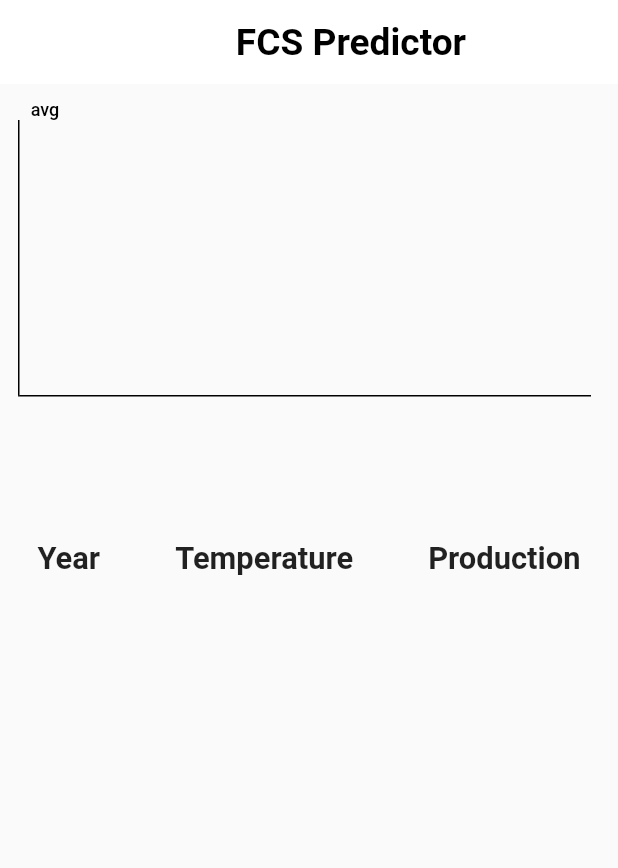
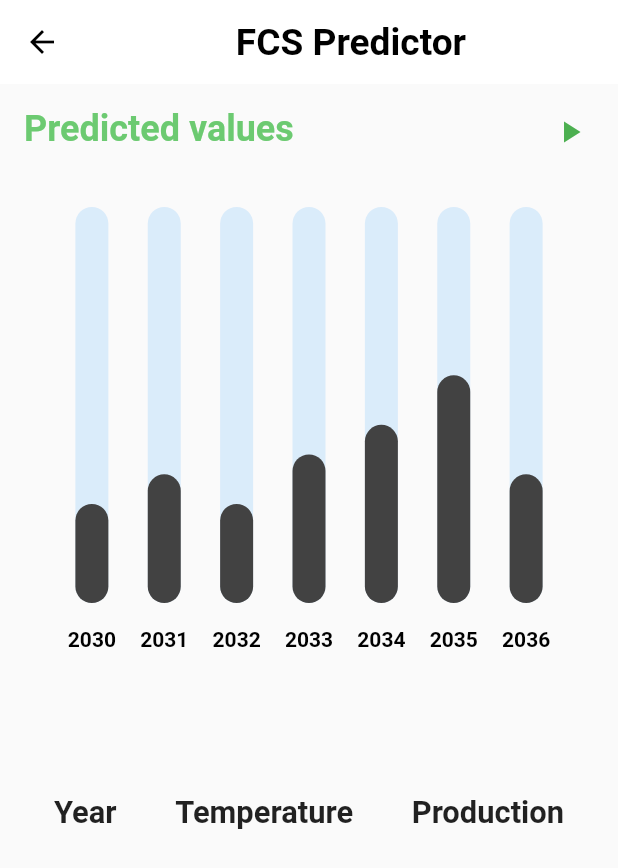
Before and after one commit to aprajain/FCS-Predictor, a Flutter app: the Results screen opened directly, on a phone screen of 412 x 824 dp. Shown: the top 868 px of the screen. Run offline on Flutter 3.47's test engine with Material 2 defaults, Android fonts, the light colour scheme and no system bars; drawn by our look-alikes of fl_chart; our stand-ins replace carousel_slider, flutter_spinkit.

Commit message:
bar chart added

```diff
--- a/lib/constants/units.dart
+++ b/lib/constants/units.dart
@@ -18,7 +18,7 @@ class Units {
   }
 
   static double content(context) {
-    return MediaQuery.of(context).size.height * 0.02;
+    return MediaQuery.of(context).size.height * 0.018;
   }
 
   static double regularText(context) {
--- a/lib/views/results.dart
+++ b/lib/views/results.dart
@@ -1,4 +1,5 @@
-import 'package:fcs_predictor/constants/customcolor.dart';
+import 'dart:async';
+import 'dart:math';
 import 'package:fcs_predictor/constants/variables.dart';
 import 'package:flutter/material.dart';
 import 'package:fl_chart/fl_chart.dart';
@@ -6,19 +7,29 @@ import 'package:fl_chart/fl_chart.dart';
 import '../constants/units.dart';
 
 class Results extends StatefulWidget {
-  const Results({Key? key}) : super(key: key);
+  Results({Key? key}) : super(key: key);
+  List<Color> get availableColors => const <Color>[
+        Colors.purple,
+        Colors.yellow,
+        Colors.blue,
+        Colors.green,
+        Colors.pink,
+      ];
+
+  final Color barBackgroundColor = Colors.blue.shade200.withOpacity(0.3);
+  final Color barColor = Colors.grey.shade800;
+  final Color touchedBarColor = Colors.green;
 
   @override
   State<Results> createState() => _ResultsState();
 }
 
 class _ResultsState extends State<Results> {
-  List<Color> gradientColors = [
-    Colors.green,
-    Colors.blue,
-  ];
+  final Duration animDuration = const Duration(milliseconds: 250);
 
-  bool showAvg = false;
+  int touchedIndex = -1;
+
+  bool isPlaying = false;
 
   int len = Variables.temp.length;
   List temp = Variables.temp;
@@ -44,7 +55,7 @@ class _ResultsState extends State<Results> {
                   style: TextStyle(fontSize: Units.regularText(context)),
                 ),
                 Text(
-                  prod[i].toString(),
+                  prod[i].toString().substring(0, 9),
                   style: TextStyle(fontSize: Units.regularText(context)),
                 ),
               ],
@@ -54,15 +65,10 @@ class _ResultsState extends State<Results> {
     );
   }
 
-  Widget data2() {
-    return Row(
-      children: [],
-    );
-  }
-
   @override
   Widget build(BuildContext context) {
     return Scaffold(
+      // /  backgroundColor: Colors.black,
       appBar: AppBar(
         title: Center(
           child: Text(
@@ -73,63 +79,68 @@ class _ResultsState extends State<Results> {
                 color: Colors.black),
           ),
         ),
+        iconTheme: IconThemeData(color: Colors.black),
       ),
       body: SingleChildScrollView(
         child: Column(
           children: [
-            Stack(
+            AspectRatio(
+              aspectRatio: 1,
+              child: Stack(
                 children: <Widget>[
-                AspectRatio(
-                  aspectRatio: 1.70,
+                  Padding(
+                    padding: const EdgeInsets.all(16),
+                    child: Column(
+                      crossAxisAlignment: CrossAxisAlignment.stretch,
+                      children: <Widget>[
+                        const Text(
+                          'Predicted values',
+                          style: TextStyle(
+                            color: Color.fromARGB(255, 108, 202, 113),
+                            fontSize: 24,
+                            fontWeight: FontWeight.bold,
+                          ),
+                        ),
+                        const SizedBox(
+                          height: 38,
+                        ),
+                        Expanded(
                           child: Padding(
-                    padding: const EdgeInsets.only(
-                      right: 18,
-                      left: 12,
-                      top: 24,
-                      bottom: 12,
-                    ),
-                    // child: LineChart(showAvg ? avgData() : mainData()),
+                            padding: const EdgeInsets.symmetric(horizontal: 8),
                             child: BarChart(
-                      BarChartData(
-                        barGroups: _chartGroups(),
-                        borderData: FlBorderData(
-                            border: const Border(
-                                bottom: BorderSide(), left: BorderSide())),
-                        gridData: FlGridData(show: false),
-                        titlesData: FlTitlesData(
-                          bottomTitles: AxisTitles(sideTitles: _bottomTitles),
-                          leftTitles: AxisTitles(
-                              sideTitles: SideTitles(showTitles: false)),
-                          topTitles: AxisTitles(
-                              sideTitles: SideTitles(showTitles: false)),
-                          rightTitles: AxisTitles(
-                              sideTitles: SideTitles(showTitles: false)),
+                              isPlaying ? randomData() : mainBarData(),
+                              swapAnimationDuration: animDuration,
                             ),
                           ),
                         ),
+                        const SizedBox(
+                          height: 12,
+                        ),
+                      ],
                     ),
                   ),
-                SizedBox(
-                  width: 60,
-                  height: 34,
-                  child: TextButton(
+                  Padding(
+                    padding: const EdgeInsets.all(8),
+                    child: Align(
+                      alignment: Alignment.topRight,
+                      child: IconButton(
+                        icon: Icon(
+                          isPlaying ? Icons.pause : Icons.play_arrow,
+                          color: Colors.green,
+                        ),
                         onPressed: () {
                           setState(() {
-                        showAvg = !showAvg;
+                            isPlaying = !isPlaying;
+                            if (isPlaying) {
+                              refreshState();
+                            }
                           });
                         },
-                    child: Text(
-                      'avg',
-                      style: TextStyle(
-                        fontSize: 12,
-                        color: showAvg
-                            ? Colors.black.withOpacity(0.5)
-                            : Colors.black,
                       ),
                     ),
+                  )
+                ],
               ),
-                ),
-              ],
             ),
             SizedBox(
               height: Units.height(context) * 0.06,
@@ -137,7 +148,7 @@ class _ResultsState extends State<Results> {
             Container(
               padding: EdgeInsets.symmetric(
                   vertical: Units.width(context) * 0.03,
-                  horizontal: Units.width(context) * 0.0),
+                  horizontal: Units.width(context) * 0.04),
               child: Row(
                 mainAxisAlignment: MainAxisAlignment.spaceAround,
                 children: [
@@ -169,91 +180,121 @@ class _ResultsState extends State<Results> {
     );
   }
 
-  List<BarChartGroupData> _chartGroups() {
-    List<BarChartGroupData> list = [];
-    for (int i = 0; i < Variables.production.length; ++i) {
-      list.add(BarChartGroupData(
-          x: Variables.start + i,
-          barRods: [BarChartRodData(toY: Variables.production[i] * 19)]));
-    }
-    return list;
-  }
-
-  SideTitles get _bottomTitles => SideTitles(
-        showTitles: true,
-        getTitlesWidget: (value, meta) {
-          return Text(value.toString());
-        },
-      );
-
-  Widget bottomTitleWidgets(double value, TitleMeta meta) {
-    const style = TextStyle(
-      fontWeight: FontWeight.bold,
-      fontSize: 16,
-    );
-    Widget text;
-    switch (value.toInt()) {
-      case 2:
-        text = const Text('2030', style: style);
-        break;
-      case 5:
-        text = const Text('2031', style: style);
-        break;
-      case 8:
-        text = const Text('2032', style: style);
-        break;
-      default:
-        text = const Text('', style: style);
-        break;
-    }
-
-    return SideTitleWidget(
-      axisSide: meta.axisSide,
-      child: text,
+  BarChartGroupData makeGroupData(
+    int x,
+    double y, {
+    bool isTouched = false,
+    Color? barColor,
+    double width = 22,
+    List<int> showTooltips = const [],
+  }) {
+    barColor ??= widget.barColor;
+    return BarChartGroupData(
+      x: x,
+      barRods: [
+        BarChartRodData(
+          toY: isTouched ? y + 1 : y,
+          color: isTouched ? widget.touchedBarColor : barColor,
+          width: width,
+          borderSide: isTouched
+              ? BorderSide(color: widget.touchedBarColor)
+              : const BorderSide(color: Colors.black, width: 0),
+          backDrawRodData: BackgroundBarChartRodData(
+            show: true,
+            toY: 20,
+            color: widget.barBackgroundColor,
+          ),
+        ),
+      ],
+      showingTooltipIndicators: showTooltips,
     );
   }
 
-  Widget leftTitleWidgets(double value, TitleMeta meta) {
-    const style = TextStyle(
-      fontWeight: FontWeight.bold,
-      fontSize: 15,
-    );
-    String text;
-    switch (value.toInt()) {
+  List<BarChartGroupData> showingGroups() => List.generate(7, (i) {
+        switch (i) {
+          case 0:
+            return makeGroupData(0, 5, isTouched: i == touchedIndex);
           case 1:
-        text = '1';
+            return makeGroupData(1, 6.5, isTouched: i == touchedIndex);
+          case 2:
+            return makeGroupData(2, 5, isTouched: i == touchedIndex);
+          case 3:
+            return makeGroupData(3, 7.5, isTouched: i == touchedIndex);
+          case 4:
+            return makeGroupData(4, 9, isTouched: i == touchedIndex);
+          case 5:
+            return makeGroupData(5, 11.5, isTouched: i == touchedIndex);
+          case 6:
+            return makeGroupData(6, 6.5, isTouched: i == touchedIndex);
+          default:
+            return throw Error();
+        }
+      });
+
+  BarChartData mainBarData() {
+    return BarChartData(
+      barTouchData: BarTouchData(
+        touchTooltipData: BarTouchTooltipData(
+          tooltipBgColor: Colors.blueGrey,
+          tooltipHorizontalAlignment: FLHorizontalAlignment.right,
+          tooltipMargin: -10,
+          getTooltipItem: (group, groupIndex, rod, rodIndex) {
+            String weekDay;
+            switch (group.x) {
+              case 0:
+                weekDay = '2030';
+                break;
+              case 1:
+                weekDay = '2031';
+                break;
+              case 2:
+                weekDay = '2032';
                 break;
               case 3:
-        text = '3';
+                weekDay = '2033';
+                break;
+              case 4:
+                weekDay = '2034';
                 break;
               case 5:
-        text = '5';
+                weekDay = '2035';
+                break;
+              case 6:
+                weekDay = '2036';
                 break;
               default:
-        return Container();
+                throw Error();
             }
-
-    return Text(text, style: style, textAlign: TextAlign.left);
-  }
-
-  LineChartData mainData() {
-    return LineChartData(
-      gridData: FlGridData(
-        show: true,
-        drawVerticalLine: true,
-        horizontalInterval: 1,
-        verticalInterval: 1,
-        getDrawingHorizontalLine: (value) {
-          return FlLine(
-            color: Colors.black,
-            strokeWidth: 1,
+            return BarTooltipItem(
+              '$weekDay\n',
+              const TextStyle(
+                color: Colors.white,
+                fontWeight: FontWeight.bold,
+                fontSize: 18,
+              ),
+              children: <TextSpan>[
+                TextSpan(
+                  text: (rod.toY - 1).toString(),
+                  style: TextStyle(
+                    color: widget.touchedBarColor,
+                    fontSize: 16,
+                    fontWeight: FontWeight.w500,
+                  ),
+                ),
+              ],
             );
           },
-        getDrawingVerticalLine: (value) {
-          return FlLine(
-            color: Colors.black,
-            strokeWidth: 1,
-          );
+        ),
+        touchCallback: (FlTouchEvent event, barTouchResponse) {
+          setState(() {
+            if (!event.isInterestedForInteractions ||
+                barTouchResponse == null ||
+                barTouchResponse.spot == null) {
+              touchedIndex = -1;
+              return;
+            }
+            touchedIndex = barTouchResponse.spot!.touchedBarGroupIndex;
+          });
         },
       ),
       titlesData: FlTitlesData(
@@ -267,150 +308,163 @@ class _ResultsState extends State<Results> {
         bottomTitles: AxisTitles(
           sideTitles: SideTitles(
             showTitles: true,
-            reservedSize: 30,
-            interval: 1,
-            getTitlesWidget: bottomTitleWidgets,
+            getTitlesWidget: getTitles,
+            reservedSize: 38,
           ),
         ),
         leftTitles: AxisTitles(
           sideTitles: SideTitles(
-            showTitles: true,
-            interval: 1,
-            getTitlesWidget: leftTitleWidgets,
-            reservedSize: 30,
+            showTitles: false,
           ),
         ),
       ),
       borderData: FlBorderData(
-        show: true,
-        border: Border.all(color: const Color(0xff37434d)),
-      ),
-      minX: 0,
-      maxX: 11,
-      minY: 0,
-      maxY: 6,
-      lineBarsData: [
-        LineChartBarData(
-          spots: const [
-            FlSpot(0, 3),
-            FlSpot(2.6, 2),
-            FlSpot(4.9, 5),
-            FlSpot(6.8, 3.1),
-            FlSpot(8, 4),
-            FlSpot(9.5, 3),
-            FlSpot(11, 4),
-          ],
-          isCurved: true,
-          gradient: LinearGradient(
-            colors: gradientColors,
-          ),
-          barWidth: 5,
-          isStrokeCapRound: true,
-          dotData: FlDotData(
         show: false,
       ),
-          belowBarData: BarAreaData(
-            show: true,
-            gradient: LinearGradient(
-              colors: gradientColors
-                  .map((color) => color.withOpacity(0.3))
-                  .toList(),
-            ),
-          ),
-        ),
-      ],
+      barGroups: showingGroups(),
+      gridData: FlGridData(show: false),
     );
   }
 
-  LineChartData avgData() {
-    return LineChartData(
-      lineTouchData: LineTouchData(enabled: false),
-      gridData: FlGridData(
-        show: true,
-        drawHorizontalLine: true,
-        verticalInterval: 1,
-        horizontalInterval: 1,
-        getDrawingVerticalLine: (value) {
-          return FlLine(
-            color: const Color(0xff37434d),
-            strokeWidth: 1,
+  Widget getTitles(double value, TitleMeta meta) {
+    const style = TextStyle(
+      color: Colors.black,
+      fontWeight: FontWeight.bold,
+      fontSize: 14,
     );
-        },
-        getDrawingHorizontalLine: (value) {
-          return FlLine(
-            color: const Color(0xff37434d),
-            strokeWidth: 1,
+    Widget text;
+    switch (value.toInt()) {
+      case 0:
+        text = const Text('2030', style: style);
+        break;
+      case 1:
+        text = const Text('2031', style: style);
+        break;
+      case 2:
+        text = const Text('2032', style: style);
+        break;
+      case 3:
+        text = const Text('2033', style: style);
+        break;
+      case 4:
+        text = const Text('2034', style: style);
+        break;
+      case 5:
+        text = const Text('2035', style: style);
+        break;
+      case 6:
+        text = const Text('2036', style: style);
+        break;
+      default:
+        text = const Text('', style: style);
+        break;
+    }
+    return SideTitleWidget(
+      axisSide: meta.axisSide,
+      space: 16,
+      child: text,
     );
-        },
+  }
+
+  BarChartData randomData() {
+    return BarChartData(
+      barTouchData: BarTouchData(
+        enabled: false,
       ),
       titlesData: FlTitlesData(
         show: true,
         bottomTitles: AxisTitles(
           sideTitles: SideTitles(
             showTitles: true,
-            reservedSize: 30,
-            getTitlesWidget: bottomTitleWidgets,
-            interval: 1,
+            getTitlesWidget: getTitles,
+            reservedSize: 38,
           ),
         ),
         leftTitles: AxisTitles(
           sideTitles: SideTitles(
-            showTitles: true,
-            getTitlesWidget: leftTitleWidgets,
-            reservedSize: 42,
-            interval: 1,
+            showTitles: false,
           ),
         ),
         topTitles: AxisTitles(
-          sideTitles: SideTitles(showTitles: false),
+          sideTitles: SideTitles(
+            showTitles: false,
+          ),
         ),
         rightTitles: AxisTitles(
-          sideTitles: SideTitles(showTitles: false),
+          sideTitles: SideTitles(
+            showTitles: false,
+          ),
         ),
       ),
       borderData: FlBorderData(
-        show: true,
-        border: Border.all(color: const Color(0xff37434d)),
-      ),
-      minX: 0,
-      maxX: 11,
-      minY: 0,
-      maxY: 6,
-      lineBarsData: [
-        LineChartBarData(
-          spots: [
-            for (int i = 0; i < Variables.production.length; ++i)
-              FlSpot((i + start).toDouble(), Variables.production[i])
-          ],
-          isCurved: true,
-          gradient: LinearGradient(
-            colors: [
-              ColorTween(begin: gradientColors[0], end: gradientColors[1])
-                  .lerp(0.2)!,
-              ColorTween(begin: gradientColors[0], end: gradientColors[1])
-                  .lerp(0.2)!,
-            ],
-          ),
-          barWidth: 5,
-          isStrokeCapRound: true,
-          dotData: FlDotData(
         show: false,
       ),
-          belowBarData: BarAreaData(
-            show: true,
-            gradient: LinearGradient(
-              colors: [
-                ColorTween(begin: gradientColors[0], end: gradientColors[1])
-                    .lerp(0.2)!
-                    .withOpacity(0.1),
-                ColorTween(begin: gradientColors[0], end: gradientColors[1])
-                    .lerp(0.2)!
-                    .withOpacity(0.1),
-              ],
-            ),
-          ),
-        ),
-      ],
+      barGroups: List.generate(7, (i) {
+        switch (i) {
+          case 0:
+            return makeGroupData(
+              0,
+              Random().nextInt(15).toDouble() + 6,
+              barColor: widget.availableColors[
+                  Random().nextInt(widget.availableColors.length)],
+            );
+          case 1:
+            return makeGroupData(
+              1,
+              Random().nextInt(15).toDouble() + 6,
+              barColor: widget.availableColors[
+                  Random().nextInt(widget.availableColors.length)],
+            );
+          case 2:
+            return makeGroupData(
+              2,
+              Random().nextInt(15).toDouble() + 6,
+              barColor: widget.availableColors[
+                  Random().nextInt(widget.availableColors.length)],
+            );
+          case 3:
+            return makeGroupData(
+              3,
+              Random().nextInt(15).toDouble() + 6,
+              barColor: widget.availableColors[
+                  Random().nextInt(widget.availableColors.length)],
+            );
+          case 4:
+            return makeGroupData(
+              4,
+              Random().nextInt(15).toDouble() + 6,
+              barColor: widget.availableColors[
+                  Random().nextInt(widget.availableColors.length)],
+            );
+          case 5:
+            return makeGroupData(
+              5,
+              Random().nextInt(15).toDouble() + 6,
+              barColor: widget.availableColors[
+                  Random().nextInt(widget.availableColors.length)],
+            );
+          case 6:
+            return makeGroupData(
+              6,
+              Random().nextInt(15).toDouble() + 6,
+              barColor: widget.availableColors[
+                  Random().nextInt(widget.availableColors.length)],
+            );
+          default:
+            return throw Error();
+        }
+      }),
+      gridData: FlGridData(show: false),
     );
   }
+
+  Future<dynamic> refreshState() async {
+    setState(() {});
+    await Future<dynamic>.delayed(
+      animDuration + const Duration(milliseconds: 50),
+    );
+    if (isPlaying) {
+      await refreshState();
     }
+  }
+}
```
Also changed, not shown: lib/views/home.dart (+24 -9 lines). Lines whose indentation alone changed are shown as unchanged.
